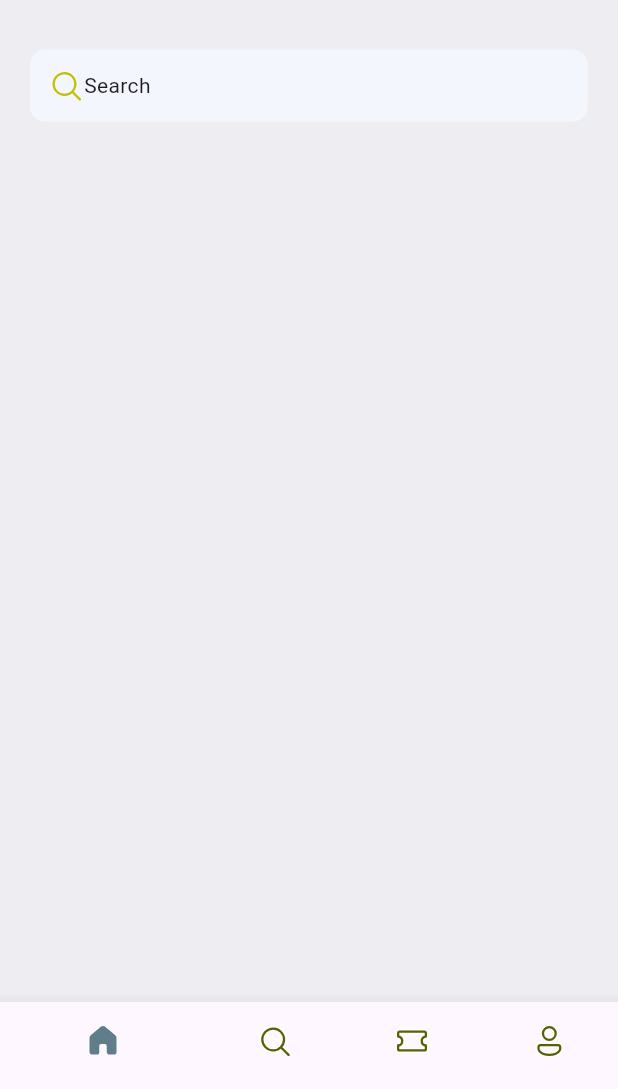
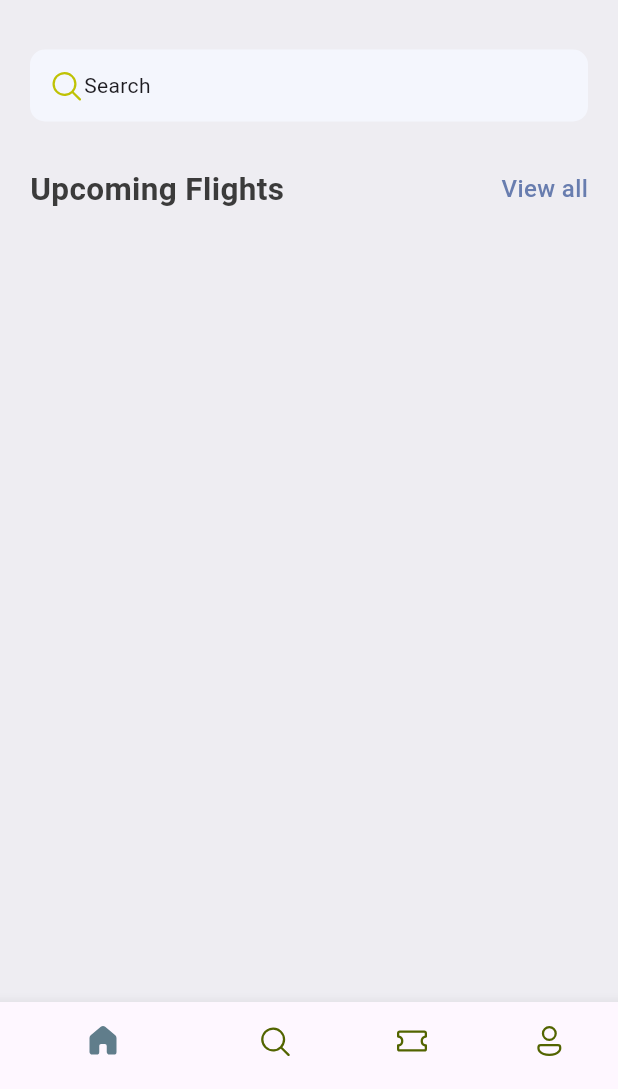
Before and after one commit to Leinadj72/first_app, a Flutter app: the screen it shows after launch, on a phone screen of 412 x 824 dp, the part 147-1236 px from its top. Run offline on Flutter 3.47's test engine with Material 3 defaults, Android fonts, the phone set to English and light mode, and no system bars; our stand-ins replace fluentui_icons.

Commit message:
first commit

```diff
--- a/lib/base/res/styles/app_styles.dart
+++ b/lib/base/res/styles/app_styles.dart
@@ -7,8 +7,15 @@ class AppStyles {
   static Color bgColor = const Color(0xFFEEEDF2);
   static Color textColor = const Color(0xFF3b3b3b);
 
+  static TextStyle textStyle =
+      TextStyle(fontSize: 16, color: textColor, fontWeight: FontWeight.w500);
+
   static TextStyle headLineStyle1 =
       TextStyle(fontSize: 26, fontWeight: FontWeight.bold, color: textColor);
+
+  static TextStyle headLineStyle2 =
+      TextStyle(fontSize: 21, fontWeight: FontWeight.bold, color: textColor);
+
   static TextStyle headLineStyle3 = const TextStyle(
     fontSize: 17,
     fontWeight: FontWeight.w500,
--- a/lib/base/widgets/app_double_text.dart
+++ b/lib/base/widgets/app_double_text.dart
@@ -0,0 +1,25 @@
+import 'package:first_app/base/res/styles/app_styles.dart';
+import 'package:flutter/material.dart';
+
+class AppDoubleText extends StatelessWidget {
+  const AppDoubleText(
+      {super.key, required this.bigText, required this.smallText});
+  final String bigText;
+  final String smallText;
+
+  @override
+  Widget build(BuildContext context) {
+    return Row(
+      mainAxisAlignment: MainAxisAlignment.spaceBetween,
+      children: [
+        Text(bigText, style: AppStyles.headLineStyle2),
+        InkWell(
+          onTap: () {},
+          child: Text(smallText,
+              style:
+                  AppStyles.textStyle.copyWith(color: AppStyles.primaryColor)),
+        )
+      ],
+    );
+  }
+}
--- /dev/null
+++ b/lib/base/widgets/ticket_view.dart
@@ -0,0 +1,10 @@
+import 'package:flutter/material.dart';
+
+class TicketView extends StatelessWidget {
+  const TicketView({super.key});
+
+  @override
+  Widget build(BuildContext context) {
+    return Container();
+  }
+}
--- a/lib/screens/home_screen.dart
+++ b/lib/screens/home_screen.dart
@@ -1,5 +1,6 @@
 import 'package:first_app/base/res/media.dart';
 import 'package:first_app/base/res/styles/app_styles.dart';
+import 'package:first_app/base/widgets/app_double_text.dart';
 import 'package:fluentui_icons/fluentui_icons.dart';
 import 'package:flutter/material.dart';
 
@@ -56,10 +57,15 @@ class HomeScreen extends StatelessWidget {
                       Text("Search")
                     ],
                   ),
-                )
+                ),
+                const SizedBox(height: 30),
+                const AppDoubleText(
+                  bigText: 'Upcoming Flights',
+                  smallText: 'View all',
+                ),
               ],
             ),
-          )
+          ),
         ],
       ),
     );
```
